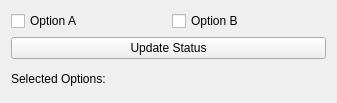
Qt form solutions/shamin/simple/simple.ui (shamin-slac/srf_tutorial) before a commit.
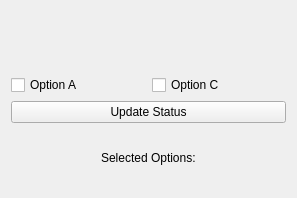
The same form after that commit.

Commit message: renamed Option B widget

```diff
--- a/solutions/shamin/simple/simple.ui
+++ b/solutions/shamin/simple/simple.ui
@@ -6,36 +6,49 @@
    <rect>
     <x>0</x>
     <y>0</y>
-    <width>337</width>
-    <height>103</height>
+    <width>297</width>
+    <height>198</height>
    </rect>
   </property>
   <property name="windowTitle">
    <string>SRF Tutorial</string>
   </property>
   <layout class="QGridLayout" name="gridLayout">
-   <item row="1" column="1">
+   <item row="3" column="1">
+    <widget class="QCheckBox" name="checkbox_c">
+     <property name="text">
+      <string>Option C</string>
+     </property>
+    </widget>
+   </item>
+   <item row="3" column="0">
     <widget class="QCheckBox" name="checkbox_a">
      <property name="text">
       <string>Option A</string>
      </property>
     </widget>
    </item>
-   <item row="2" column="1" colspan="2">
+   <item row="2" column="0" colspan="2">
+    <widget class="QLabel" name="output_label">
+     <property name="sizePolicy">
+      <sizepolicy hsizetype="MinimumExpanding" vsizetype="Preferred">
+       <horstretch>0</horstretch>
+       <verstretch>0</verstretch>
+      </sizepolicy>
+     </property>
+     <property name="text">
+      <string/>
+     </property>
+    </widget>
+   </item>
+   <item row="13" column="0" colspan="2">
     <widget class="QPushButton" name="push_button">
      <property name="text">
       <string>Update Status</string>
      </property>
     </widget>
    </item>
-   <item row="1" column="2">
-    <widget class="QCheckBox" name="checkbox_b">
-     <property name="text">
-      <string>Option B</string>
-     </property>
-    </widget>
-   </item>
-   <item row="3" column="1" colspan="2">
+   <item row="15" column="0" colspan="2">
     <layout class="QHBoxLayout" name="horizontalLayout">
      <item>
       <widget class="QLabel" name="label_2">
@@ -50,19 +63,6 @@
        </property>
       </widget>
      </item>
-     <item>
-      <widget class="QLabel" name="output_label">
-       <property name="sizePolicy">
-        <sizepolicy hsizetype="MinimumExpanding" vsizetype="Preferred">
-         <horstretch>0</horstretch>
-         <verstretch>0</verstretch>
-        </sizepolicy>
-       </property>
-       <property name="text">
-        <string/>
-       </property>
-      </widget>
-     </item>
     </layout>
    </item>
   </layout>
```
